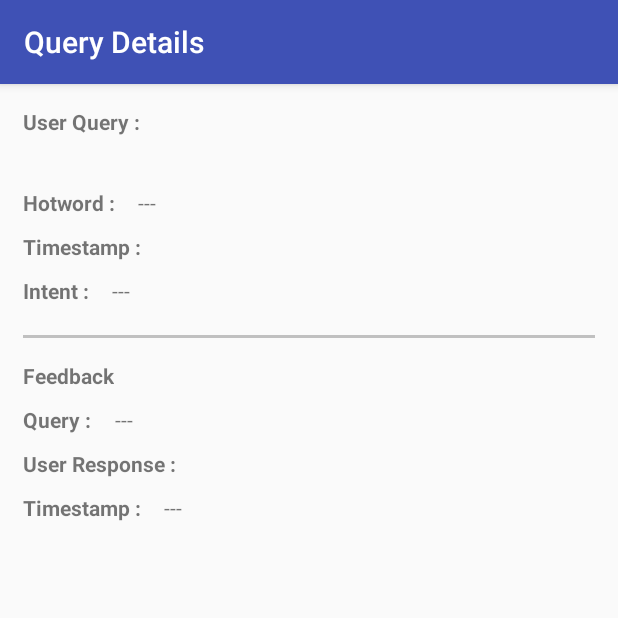
After one commit to tiefenau/smarthome_studyplatform, an Android app: the DetailedActivity screen opened directly, with no data from a screen before it, on a phone screen of 412 x 824 dp, the top half of it. The commit adds this screen. Run offline under Robolectric (Android 15) with nearby library versions, the phone set to English and light mode, and no system bars; libraries missing offline, so code that uses them is left out: de.pfiva.data.

Commit message:
UPDATE: Detailed activity
Included a new activity to show details of user query

```diff
--- a/android_workspace/voice_assistant/app/build.gradle
+++ b/android_workspace/voice_assistant/app/build.gradle
@@ -22,7 +22,8 @@ dependencies {
     implementation fileTree(dir: 'libs', include: ['*.jar'])
     implementation 'com.android.support:appcompat-v7:28.0.0-rc01'
     implementation 'com.android.support.constraint:constraint-layout:1.1.2'
-    implementation 'com.google.firebase:firebase-messaging:11.8.0'
+    implementation 'com.google.firebase:firebase-core:16.0.1'
+    implementation 'com.google.firebase:firebase-messaging:17.3.0'
     testImplementation 'junit:junit:4.12'
     androidTestImplementation 'com.android.support.test:runner:1.0.2'
     androidTestImplementation 'com.android.support.test.espresso:espresso-core:3.0.2'
--- a/android_workspace/voice_assistant/app/src/main/java/de/pfiva/mobile/voiceassistant/Constants.java
+++ b/android_workspace/voice_assistant/app/src/main/java/de/pfiva/mobile/voiceassistant/Constants.java
@@ -8,6 +8,7 @@ public interface Constants {
     public static final String FEEDBACK_RESPONSE_ENDPOINT = "feedback";
 
     public static final String FEEDBACK_DATA_KEY = "feedbackData";
+    public static final String NLUDATA_KEY = "nluData";
 
     public static final String DATE_TIME_FORMAT = "yyyy-MM-dd HH:mm:ss.SSS";
     public static final String YES_RESPONSE = "Yes";
--- /dev/null
+++ b/android_workspace/voice_assistant/app/src/main/java/de/pfiva/mobile/voiceassistant/activities/DetailedActivity.java
@@ -0,0 +1,73 @@
+package de.pfiva.mobile.voiceassistant.activities;
+
+import android.content.Intent;
+import android.graphics.Color;
+import android.os.Bundle;
+import android.support.v7.app.AppCompatActivity;
+import android.widget.TextView;
+
+import de.pfiva.data.model.Feedback;
+import de.pfiva.data.model.NLUData;
+import de.pfiva.data.model.snips.SnipsOutput;
+import de.pfiva.mobile.voiceassistant.Constants;
+import de.pfiva.mobile.voiceassistant.R;
+
+public class DetailedActivity extends AppCompatActivity {
+
+    private TextView detailedActUserQuery;
+    private TextView detailedActHotword;
+    private TextView detailedActTimestamp;
+    private TextView detailedActIntent;
+    private TextView detailedActFeedback;
+    private TextView detailedActUserResponse;
+    private TextView detailedActFeedbackTimestamp;
+
+    @Override
+    protected void onCreate(Bundle savedInstanceState) {
+        super.onCreate(savedInstanceState);
+        setContentView(R.layout.activity_detailed);
+
+        detailedActUserQuery = (TextView) findViewById(R.id.detailedAct_user_query);
+        detailedActHotword = (TextView) findViewById(R.id.detailedAct_hotword);
+        detailedActTimestamp = (TextView) findViewById(R.id.detailedAct_timestamp);
+        detailedActIntent = (TextView) findViewById(R.id.detailedAct_intent);
+        detailedActFeedback = (TextView) findViewById(R.id.detailedAct_feedback);
+        detailedActUserResponse = (TextView) findViewById(R.id.detailedAct_user_response);
+        detailedActFeedbackTimestamp = (TextView) findViewById(R.id.detailedAct_feedback_timestamp);
+
+        final Intent intent = getIntent();
+
+        if(intent.hasExtra(Constants.NLUDATA_KEY)) {
+            final NLUData nluData = (NLUData) intent.getSerializableExtra(Constants.NLUDATA_KEY);
+            final SnipsOutput snipsOutput = nluData.getSnipsOutput();
+            if(snipsOutput != null) {
+                detailedActUserQuery.setText(snipsOutput.getInput());
+                if(snipsOutput.getHotword() != null && !snipsOutput.getHotword().isEmpty()) {
+                    detailedActHotword.setText(snipsOutput.getHotword());
+                }
+                detailedActTimestamp.setText(snipsOutput.getTimestamp());
+                final de.pfiva.data.model.snips.Intent snipsIntent = snipsOutput.getIntent();
+                if(snipsIntent != null) {
+                    if(snipsIntent.getIntentName() != null && !snipsIntent.getIntentName().isEmpty()) {
+                        detailedActIntent.setText(snipsIntent.getIntentName());
+                    }
+                }
+            }
+            final Feedback feedback = nluData.getFeedback();
+            if(feedback != null) {
+                if(feedback.getFeedbackQuery() != null && !feedback.getFeedbackQuery().isEmpty()) {
+                    detailedActFeedback.setText(feedback.getFeedbackQuery());
+                }
+                if(feedback.getUserResponse() != null && !feedback.getUserResponse().isEmpty()) {
+                    detailedActUserResponse.setText(feedback.getUserResponse());
+                } else {
+                    detailedActUserResponse.setTextColor(Color.RED);
+                    detailedActUserResponse.setText(R.string.not_available);
+                }
+                if(feedback.getTimestamp() != null && !feedback.getTimestamp().isEmpty()) {
+                    detailedActFeedbackTimestamp.setText(feedback.getTimestamp());
+                }
+            }
+        }
+    }
+}
--- /dev/null
+++ b/android_workspace/voice_assistant/app/src/main/res/layout/activity_detailed.xml
@@ -0,0 +1,180 @@
+<?xml version="1.0" encoding="utf-8"?>
+<LinearLayout xmlns:android="http://schemas.android.com/apk/res/android"
+    xmlns:app="http://schemas.android.com/apk/res-auto"
+    xmlns:tools="http://schemas.android.com/tools"
+    android:layout_width="match_parent"
+    android:layout_height="match_parent"
+    android:orientation="vertical"
+    tools:context=".activities.DetailedActivity">
+
+    <LinearLayout
+        android:id="@+id/detailedAct_user_query_container"
+        android:layout_width="match_parent"
+        android:layout_height="match_parent"
+        android:orientation="vertical"
+        android:paddingTop="15dp"
+        android:paddingLeft="15dp"
+        android:paddingRight="15dp">
+
+        <TextView
+            android:id="@+id/detailedAct_user_query_title"
+            android:layout_width="wrap_content"
+            android:layout_height="wrap_content"
+            android:text="@string/pfiva_user_query_title"
+            android:textStyle="bold"/>
+
+        <TextView
+            android:id="@+id/detailedAct_user_query"
+            android:layout_width="wrap_content"
+            android:layout_height="wrap_content"
+            android:paddingTop="5dp"/>
+
+        <LinearLayout
+            android:layout_width="match_parent"
+            android:layout_height="wrap_content"
+            android:orientation="horizontal"
+            android:paddingTop="10dp">
+
+            <TextView
+                android:id="@+id/detailedAct_hotward_title"
+                android:layout_width="wrap_content"
+                android:layout_height="wrap_content"
+                android:text="@string/hotword_title"
+                android:textStyle="bold" />
+
+            <TextView
+                android:id="@+id/detailedAct_hotword"
+                android:layout_width="wrap_content"
+                android:layout_height="wrap_content"
+                android:paddingLeft="15dp"
+                android:text="@string/empty_string" />
+        </LinearLayout>
+
+        <LinearLayout
+            android:layout_width="match_parent"
+            android:layout_height="wrap_content"
+            android:orientation="horizontal"
+            android:paddingTop="10dp">
+
+            <TextView
+                android:id="@+id/detailedAct_timestamp_title"
+                android:layout_width="wrap_content"
+                android:layout_height="wrap_content"
+                android:text="@string/timestamp_title"
+                android:textStyle="bold" />
+
+            <TextView
+                android:id="@+id/detailedAct_timestamp"
+                android:layout_width="wrap_content"
+                android:layout_height="wrap_content"
+                android:paddingLeft="15dp" />
+        </LinearLayout>
+
+        <LinearLayout
+            android:layout_width="match_parent"
+            android:layout_height="wrap_content"
+            android:orientation="horizontal"
+            android:paddingTop="10dp"
+            android:paddingBottom="20dp">
+
+            <TextView
+                android:id="@+id/detailedAct_intent_title"
+                android:layout_width="wrap_content"
+                android:layout_height="wrap_content"
+                android:text="@string/intent_title"
+                android:textStyle="bold" />
+
+            <TextView
+                android:id="@+id/detailedAct_intent"
+                android:layout_width="wrap_content"
+                android:layout_height="wrap_content"
+                android:paddingLeft="15dp"
+                android:text="@string/empty_string" />
+        </LinearLayout>
+
+        <View
+            android:layout_width="match_parent"
+            android:layout_height="2dp"
+            android:background="#c0c0c0" />
+
+        <LinearLayout
+            android:id="@+id/detailedAct_user_feedback_container"
+            android:layout_width="match_parent"
+            android:layout_height="match_parent"
+            android:orientation="vertical"
+            android:paddingTop="15dp">
+
+            <TextView
+                android:id="@+id/detailedAct_user_feedback_title"
+                android:layout_width="wrap_content"
+                android:layout_height="wrap_content"
+                android:text="@string/feedback_title"
+                android:textStyle="bold"/>
+
+            <LinearLayout
+                android:layout_width="match_parent"
+                android:layout_height="wrap_content"
+                android:orientation="horizontal"
+                android:paddingTop="10dp" >
+
+                <TextView
+                    android:id="@+id/detailedAct_feedback_query_title"
+                    android:layout_width="wrap_content"
+                    android:layout_height="wrap_content"
+                    android:text="@string/detailedAct_feedback_query_title"
+                    android:textStyle="bold" />
+
+                <TextView
+                    android:id="@+id/detailedAct_feedback"
+                    android:layout_width="wrap_content"
+                    android:layout_height="wrap_content"
+                    android:paddingLeft="15dp"
+                    android:text="@string/empty_string" />
+            </LinearLayout>
+
+            <LinearLayout
+                android:layout_width="match_parent"
+                android:layout_height="wrap_content"
+                android:orientation="horizontal"
+                android:paddingTop="10dp" >
+
+                <TextView
+                    android:id="@+id/detailedAct_user_response_title"
+                    android:layout_width="wrap_content"
+                    android:layout_height="wrap_content"
+                    android:text="@string/user_response_title"
+                    android:textStyle="bold" />
+
+                <TextView
+                    android:id="@+id/detailedAct_user_response"
+                    android:layout_width="wrap_content"
+                    android:layout_height="wrap_content"
+                    android:paddingLeft="15dp" />
+            </LinearLayout>
+
+            <LinearLayout
+                android:layout_width="match_parent"
+                android:layout_height="wrap_content"
+                android:orientation="horizontal"
+                android:paddingTop="10dp"
+                android:paddingBottom="20dp">
+
+                <TextView
+                    android:id="@+id/detailedAct_feedback_timestamp_title"
+                    android:layout_width="wrap_content"
+                    android:layout_height="wrap_content"
+                    android:text="@string/timestamp_title"
+                    android:textStyle="bold" />
+
+                <TextView
+                    android:id="@+id/detailedAct_feedback_timestamp"
+                    android:layout_width="wrap_content"
+                    android:layout_height="wrap_content"
+                    android:paddingLeft="15dp"
+                    android:text="@string/empty_string" />
+            </LinearLayout>
+
+        </LinearLayout>
+
+    </LinearLayout>
+</LinearLayout>
--- a/android_workspace/voice_assistant/app/src/main/res/values/strings.xml
+++ b/android_workspace/voice_assistant/app/src/main/res/values/strings.xml
@@ -8,4 +8,15 @@
     <string name="feedback_query_title">Query</string>
     <string name="feedback_title">Feedback</string>
     <string name="feedback_submit">Submit</string>
+    <string name="pfiva_user_query_title">User Query :</string>
+    <string name="feedback_available">Feedback Available</string>
+    <string name="feedback_not_available">Feedback Not Available</string>
+    <string name="hotword_title">Hotword :</string>
+    <string name="timestamp_title">Timestamp :</string>
+    <string name="intent_title">Intent :</string>
+    <string name="empty_string">---</string>
+    <string name="detailed_user_query">Query Details</string>
+    <string name="not_available">Not Available</string>
+    <string name="user_response_title">User Response :</string>
+    <string name="detailedAct_feedback_query_title">Query :</string>
 </resources>
--- a/android_workspace/voice_assistant/build.gradle
+++ b/android_workspace/voice_assistant/build.gradle
@@ -13,7 +13,7 @@ buildscript {
 
         // NOTE: Do not place your application dependencies here; they belong
         // in the individual module build.gradle files
-        classpath 'com.google.gms:google-services:3.1.1'
+        classpath 'com.google.gms:google-services:4.0.1'
     }
 }
 
```
Also changed, not shown: android_workspace/voice_assistant/app/src/main/AndroidManifest.xml (+4 -5 lines), android_workspace/voice_assistant/app/src/main/java/de/pfiva/mobile/voiceassistant/activities/MainActivity.java (+30 -0 lines), android_workspace/voice_assistant/app/src/main/java/de/pfiva/mobile/voiceassistant/adapters/NLUAdapter.java (+30 -1 lines), android_workspace/voice_assistant/app/src/main/res/layout/nludata_row.xml (+37 -7 lines).
